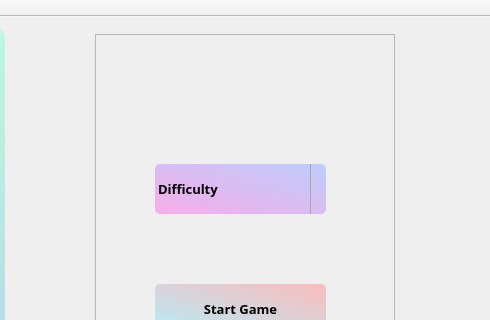
The window that GUI+Client/GUI+Client/lobbyWindow.ui (RobyDoge/Burning-Legion) describes before a commit, drawn with Qt 5; both pictures show x 206 to 696 and y 0 to 320 of the 696 by 473 pixel window.
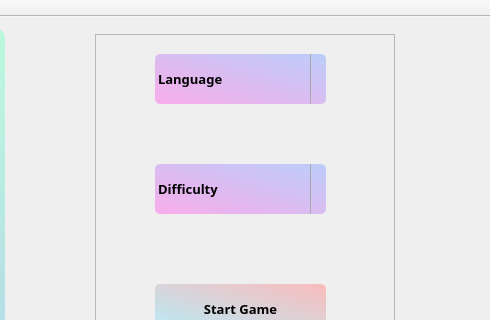
The same window after the commit.

Commit message: Added methods for language in server + client

The edit to the form file:
```diff
--- a/GUI+Client/GUI+Client/lobbyWindow.ui
+++ b/GUI+Client/GUI+Client/lobbyWindow.ui
@@ -227,6 +227,93 @@
         <string>Start Game</string>
        </property>
       </widget>
+      <widget class="QComboBox" name="languageBox">
+       <property name="geometry">
+        <rect>
+         <x>60</x>
+         <y>20</y>
+         <width>171</width>
+         <height>50</height>
+        </rect>
+       </property>
+       <property name="minimumSize">
+        <size>
+         <width>117</width>
+         <height>50</height>
+        </size>
+       </property>
+       <property name="font">
+        <font>
+         <family>Segoe UI Semibold</family>
+         <pointsize>10</pointsize>
+         <bold>true</bold>
+         <stylestrategy>PreferDefault</stylestrategy>
+        </font>
+       </property>
+       <property name="styleSheet">
+        <string notr="true"> QComboBox {
+     border-radius: 5px;
+     padding: 1px 18px 1px 3px;
+     min-width: 6em;
+background:qlineargradient(spread:pad, x1:0, y1:1, x2:1, y2:0, stop:0 rgba(251, 149, 232, 188), stop:1 rgba(160, 186, 255, 166));
+ }
+
+ QComboBox:editable {
+     background: white;
+ }
+
+ QComboBox:!editable, QComboBox::drop-down:editable {
+      background: qlineargradient(spread:pad, x1:0, y1:1, x2:1, y2:0, stop:0 rgba(251, 149, 232, 188), stop:1 rgba(160, 186, 255, 166));
+                                  
+ }
+
+ /* QComboBox gets the &quot;on&quot; state when the popup is open */
+ QComboBox:!editable:on, QComboBox::drop-down:editable:on {
+     background:qlineargradient(spread:pad, x1:0, y1:1, x2:1, y2:0, stop:0 rgba(251, 149, 232, 188), stop:1 rgba(160, 186, 255, 166));
+ }
+
+ QComboBox:on { /* shift the text when the popup opens */
+     padding-top: 3px;
+     padding-left: 4px;
+ }
+
+ QComboBox::drop-down {
+     subcontrol-origin: padding;
+     subcontrol-position: top right;
+     width: 15px;
+
+     border-left-width: 1px;
+     border-left-color: darkgray;
+     border-left-style: solid; /* just a single line */
+     border-top-right-radius: 3px; /* same radius as the QComboBox */
+     border-bottom-right-radius: 3px;
+ }
+
+
+</string>
+       </property>
+       <property name="currentText">
+        <string/>
+       </property>
+       <property name="placeholderText">
+        <string>Language</string>
+       </property>
+       <item>
+        <property name="text">
+         <string>Romanian</string>
+        </property>
+       </item>
+       <item>
+        <property name="text">
+         <string>Spanish</string>
+        </property>
+       </item>
+       <item>
+        <property name="text">
+         <string>English</string>
+        </property>
+       </item>
+      </widget>
      </widget>
     </item>
    </layout>
```
The commit also changes 7 other files.
